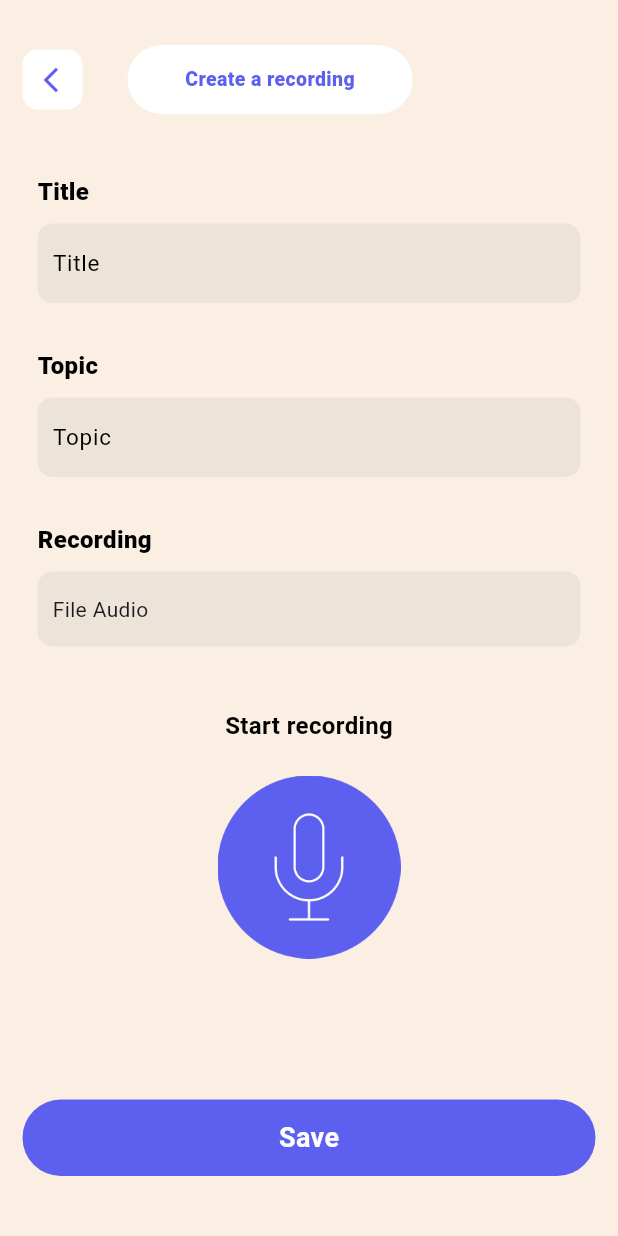
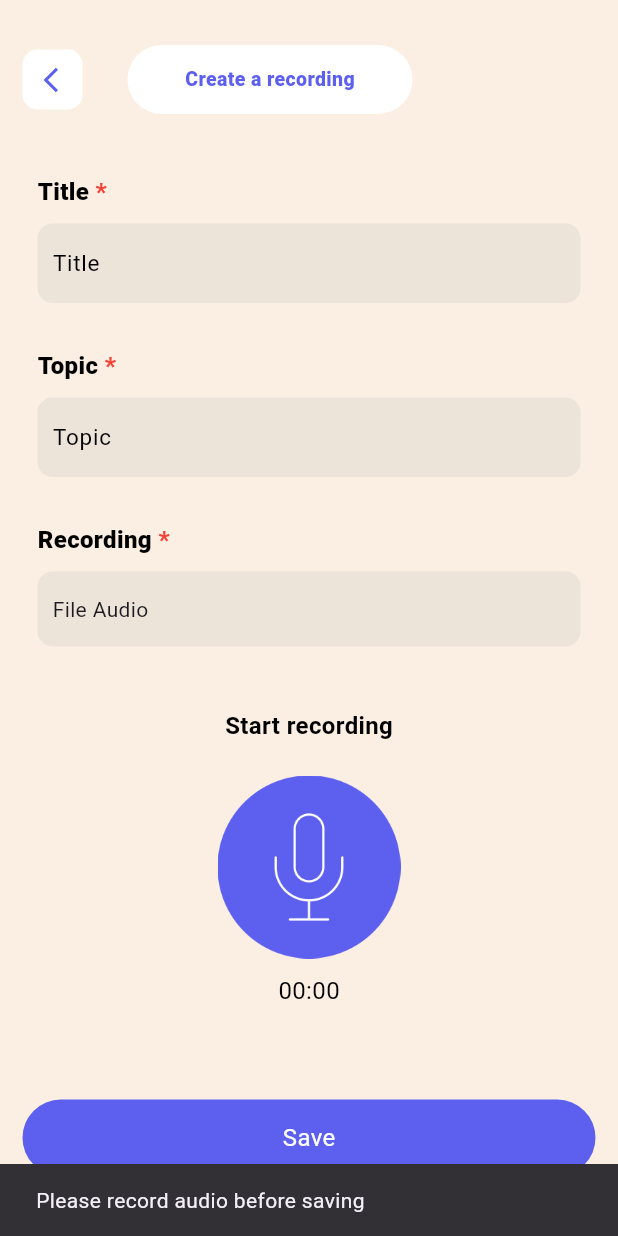
Before and after one commit to KeerthikaChokkalingam/Voide_Memos, a Flutter app: the CreateRecordingScreen screen opened directly, after a tap on "Save", on a phone screen of 412 x 824 dp. Run offline on Flutter 3.47's test engine with Material 3 defaults, Android fonts, the phone set to English and light mode, and no system bars; drawn by our look-alikes of flutter_bounceable; our stand-ins replace just_audio, permission_handler; missing offline and left inert: record; statements that could not run were skipped.

Commit message:
commit with package setup

```diff
--- a/sampleapp/lib/create_recording_screen.dart
+++ b/sampleapp/lib/create_recording_screen.dart
@@ -1,18 +1,41 @@
+import 'dart:async';
 import 'package:flutter/material.dart';
 import 'package:flutter/services.dart';
 import 'package:flutter_bounceable/flutter_bounceable.dart';
+import 'package:just_audio/just_audio.dart';
+import 'package:path_provider/path_provider.dart';
+import 'package:permission_handler/permission_handler.dart';
+import 'package:record/record.dart';
 
 class CreateRecordingScreen extends StatefulWidget {
 const CreateRecordingScreen({super.key});
 
 @override
-State<CreateRecordingScreen> createState() => _CreateRecordingScreenState();
+State<CreateRecordingScreen> createState() => CreateRecordingScreenState();
 }
 
-class _CreateRecordingScreenState extends State<CreateRecordingScreen> {
+class CreateRecordingScreenState extends State<CreateRecordingScreen> {
 final FocusNode _titleFocusNode = FocusNode();
 
+final recorder = Record();
+late AudioPlayer _audioPlayer;
+
+var buttenTapped = false;
+String? recordedFilePath;
+Timer? _timer;
+int _elapsedSeconds = 0;
+
 @override
+void initState(){
+  super.initState();
+  _audioPlayer = AudioPlayer();
+}
+@override
+void dispose(){
+  _audioPlayer.dispose();
+  super.dispose();
+}
+
 @override
   Widget build(BuildContext context) {
     return Scaffold(
@@ -27,7 +50,7 @@ final FocusNode _titleFocusNode = FocusNode();
                 topBackButtonTitle(),
                 Padding(
                   padding: const EdgeInsets.only(top: 40.0, left: 10),
-                  child: commontitleTextWidget("Title"),
+                  child: commontitleTextWidget("Title",true),
                 ),
                 Padding(
                   padding: const EdgeInsets.only(top: 10.0, left: 10, right: 10),
@@ -35,7 +58,7 @@ final FocusNode _titleFocusNode = FocusNode();
                 ),
                 Padding(
                   padding: const EdgeInsets.only(top: 30.0, left: 10),
-                  child: commontitleTextWidget("Topic"),
+                  child: commontitleTextWidget("Topic",true),
                 ),
                 Padding(
                   padding: const EdgeInsets.only(top: 10.0, left: 10, right: 10),
@@ -43,7 +66,7 @@ final FocusNode _titleFocusNode = FocusNode();
                 ),
                 Padding(
                   padding: const EdgeInsets.only(top: 30.0, left: 10),
-                  child: commontitleTextWidget("Recording"),
+                  child: commontitleTextWidget("Recording",true),
                 ),
                 Padding(
                   padding: const EdgeInsets.only(top: 10.0, left: 10, right: 10),
@@ -118,15 +141,32 @@ Widget topBackButtonTitle() {
     ],
   );
 }
-Widget commontitleTextWidget(String titleText) {
-  return Text(titleText,style: const TextStyle(
+Widget commontitleTextWidget(String titleText, bool isRequired) {
+  return Row(
+    mainAxisSize: MainAxisSize.min,
+    children: [
+      Text(
+        titleText,
+        style: const TextStyle(
           decoration: TextDecoration.none,
           fontSize: 16,
           fontWeight: FontWeight.w800,
           color: Colors.black,
+        ),
+      ),
+      if (isRequired) // Only show red star if required
+        const Text(
+          ' *',
+          style: TextStyle(
+            color: Colors.red,
+            fontSize: 16,
+            fontWeight: FontWeight.w800,
+          ),
+        ),
+    ],
+  );
+}
 
-  ),);
-}
 Widget commonTextFieldWidget(String placeholderText) {
   return Container(
     decoration: BoxDecoration(
@@ -180,18 +220,46 @@ Widget recorderField() {
       borderRadius: BorderRadius.circular(10),
       color: const Color(0xFFECE3D9),
     ),
-    child: const Padding(
+    child: Padding(
       padding: EdgeInsets.only(left: 10.0,right: 10),
       child: Row(
         crossAxisAlignment: CrossAxisAlignment.center,
         mainAxisAlignment: MainAxisAlignment.spaceBetween,
         children: [
-          Text("File Audio"),
-          Visibility(
-            visible: false,
+          const Text("File Audio"),
+      Row(
+        children: [
+          Bounceable(
+            onTap: () async {
+              if (recordedFilePath != null) {
+                final player = AudioPlayer();
+                await player.setFilePath(recordedFilePath!);
+                player.play();
+                // await _audioPlayer.setFilePath(recordedFilePath!);
+                // _audioPlayer.play();
+                print("Playing recording");
+              }
+            },
+            child: Visibility(
+              visible: recordedFilePath != null,
+              child: Icon(Icons.play_circle, color: Color(0xFF5D5FEF), size: 20),
+            ),
+          ),
+          Bounceable(
+            onTap: () {
+              print("tapped delete");
+            },
+            child: Visibility(
+              visible: recordedFilePath != null,
+              child: const Padding(
+                padding: EdgeInsets.only(left: 10.0),
                 child: Icon(Icons.delete,
                   color: Color(0xFF5D5FEF),
                   size: 20,),
+              ),
+            ),
+          )
+        ],
       )
         ],
       ),
@@ -210,7 +278,16 @@ Widget startRecording() {
       Padding(
         padding: const EdgeInsets.only(top: 25.0),
         child: Bounceable(
-          onTap: () {  },
+          onTap: () {
+            if (buttenTapped) {
+              _stopRecording();
+            } else {
+              _requestMicrophonePermission();
+            }
+            setState(() {
+              buttenTapped = !buttenTapped;
+            });
+          },
           child: Image.asset(
             'assets/images/record-button.png',
             width: 122,
@@ -218,25 +295,100 @@ Widget startRecording() {
           ),
         ),
       ),
-
+ Padding(padding: const EdgeInsets.only(top: 10.0),
+child: Text(
+  "00:${_elapsedSeconds.toString().padLeft(2, '0')}" ,
+  style: const TextStyle(
+  color: Colors.black,
+  fontSize: 16,
+  fontWeight: FontWeight.normal,
+  ),
+  ),
+ )
     ],
   );
 }
+Future<void> _requestMicrophonePermission() async {
+  final PermissionStatus status = await Permission.microphone.request();
+  if (status == PermissionStatus.granted) {
+    _startRecording();
+    // Permission granted, proceed with recording
+  } else {
+    // Permission denied, handle accordingly (e.g., show a message to the user)
+  }
+}
+Future<void> _startRecording() async {
+  try {
+    if (await recorder.hasPermission()) {
+      // Get the directory to save file
+      final directory = await getApplicationDocumentsDirectory();
+      final filePath = '${directory.path}/myFile_${DateTime.now().millisecondsSinceEpoch}.m4a';
+      print("Recording started. File path: $filePath");
+
+      await recorder.start(
+        path: filePath,
+        encoder: AudioEncoder.aacLc,
+        bitRate: 128000,
+        samplingRate: 44100,
+      );
+      _timer = Timer.periodic(const Duration(seconds: 1), (timer) {
+        setState(() {
+          _elapsedSeconds++;
+        });
+      });
+    } else {
+      // Handle permission denied
+      print("Recording permission denied.");
+    }
+  } catch (e) {
+    print("Start recording error: $e");
+  }
+}
+
+Future<void> _stopRecording() async {
+  try {
+      final path = await recorder.stop();
+      if (path != null) {
+        print("Recording saved at: $path");
+        _timer?.cancel();
+        setState(() {
+          recordedFilePath = path;
+          _elapsedSeconds = 0;
+        });
+
+    } else {
+      print("Recording failed to save.");
+    }
+  } catch (e) {
+    print("Stop recording error: $e");
+  }
+}
+
+
+
 Widget saveButton(){
-    return Bounceable(onTap: (){}, child: Container(
+    return Bounceable(
+      onTap: () {
+        if (recordedFilePath != null) {
+          print("Recording saved at: $recordedFilePath");
+          // You can navigate or store file
+        } else {
+          ScaffoldMessenger.of(context).showSnackBar(
+            SnackBar(content: Text("Please record audio before saving")),
+          );
+        }
+      },
+      child: Container(
         decoration: BoxDecoration(
           color: const Color(0xFF5D5FEF),
-        borderRadius: BorderRadius.circular(35)
+          borderRadius: BorderRadius.circular(35),
         ),
         height: 51,
         child: const Center(
-        child: Text("Save",style: TextStyle(
-          color:  Colors.white,
-          fontSize: 18,
-          height: 1,
-          fontWeight: FontWeight.w600,
-        ),),
+          child: Text("Save", style: TextStyle(color: Colors.white, fontSize: 16)),
         ),
-    ));
+      ),
+    );
+
 }
 }
--- a/sampleapp/pubspec.yaml
+++ b/sampleapp/pubspec.yaml
@@ -32,6 +32,10 @@ dependencies:
     sdk: flutter
   flutter_svg: ^2.0.10+1
   flutter_bounceable: ^1.1.0
+  record: ^4.4.4
+  permission_handler: ^10.0.0
+  path_provider: ^2.1.2
+  just_audio: ^0.9.36
 
   # The following adds the Cupertino Icons font to your application.
   # Use with the CupertinoIcons class for iOS style icons.
```
Also changed, not shown: sampleapp/pubspec.lock, 1 other file. Lines whose indentation alone changed are shown as unchanged.
